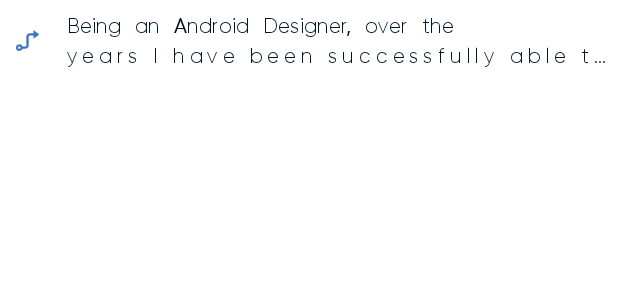
After one commit to Rayhan-kh/my_cv_app, an Android app: the layout core_skill_view_item.xml on its own in the app's theme, with its tools: preview values and no code run, on a phone screen of 412 x 824 dp. The commit adds this screen. Shown: the top 300 px of the screen. Run offline under Robolectric (Android 15) with nearby library versions, the phone set to English and light mode, and no system bars.

Commit message:
feat: add flex and skill view item

```diff
--- /dev/null
+++ b/app/src/main/res/layout/core_skill_view_item.xml
@@ -0,0 +1,34 @@
+<?xml version="1.0" encoding="utf-8"?>
+<androidx.appcompat.widget.LinearLayoutCompat
+        xmlns:android="http://schemas.android.com/apk/res/android"
+        android:layout_width="match_parent"
+        android:layout_height="wrap_content"
+        android:orientation="horizontal"
+        android:layout_marginTop="8dp"
+        android:layout_marginBottom="8dp"
+        android:layout_weight="1.1">
+
+    <androidx.appcompat.widget.AppCompatImageView
+            android:layout_width="0dp"
+            android:layout_weight="0.1"
+            android:layout_height="14dp"
+            android:layout_gravity="center_vertical"
+            android:src="@drawable/ic_direction"/>
+
+    <com.google.android.material.textview.MaterialTextView
+            android:letterSpacing="0.23"
+            android:layout_marginStart="8dp"
+            android:text="@string/description"
+            android:layout_width="0dp"
+            android:layout_weight="1"
+            android:layout_height="wrap_content"
+            android:lineSpacingExtra="6sp"
+            style="@style/H3TextAppearance"
+            android:justificationMode="inter_word"
+            android:maxLines="2"
+            android:ellipsize="end"
+            android:textSize="14sp"
+            android:id="@+id/tv_description"
+            />
+
+</androidx.appcompat.widget.LinearLayoutCompat>
--- a/app/src/main/res/layout/fragment_skills.xml
+++ b/app/src/main/res/layout/fragment_skills.xml
@@ -74,7 +74,7 @@
             app:layout_constraintEnd_toStartOf="@+id/guideline7"
             android:layout_marginStart="8dp"
             android:layout_marginTop="8dp"
-            style="@style/H2BoldTextAppearance"/>
+            style="@style/H2Avenir"/>
 
     <androidx.recyclerview.widget.RecyclerView
             app:layoutManager="com.google.android.flexbox.FlexboxLayoutManager"
--- a/app/src/main/res/values/colors.xml
+++ b/app/src/main/res/values/colors.xml
@@ -28,7 +28,7 @@
     <color name="colorSecondaryButtonBg">#0D1C3C6B</color>
     <color name="colorSubTitleText">#05293C</color>
     <color name="db6">#728DB6</color>
-    <color name="lightGreen">#E0F8E7</color>
+    <color name="flex_bg">#E0F8E7</color>
     <color name="colorTeal">#009997</color>
     <color name="colorDropDownFill">#F8FAFC</color>
     <color name="colorDropDownStroke">#E1E8EE</color>
--- a/app/src/main/res/values/themes.xml
+++ b/app/src/main/res/values/themes.xml
@@ -146,7 +146,7 @@
         <item name="fontFamily">@font/gilroy_regular</item>
         <item name="android:textAllCaps">false</item>
         <item name="android:textSize">13sp</item>
-        <item name="android:letterSpacing">0</item>
+        <item name="android:letterSpacing">0.23</item>
 
     </style>
 
```
Also changed, not shown: app/src/main/res/drawable/yellow_bg.xml (+6 -3 lines), app/src/main/res/layout/flex_text_item_view.xml (added, +25 -0 lines).
